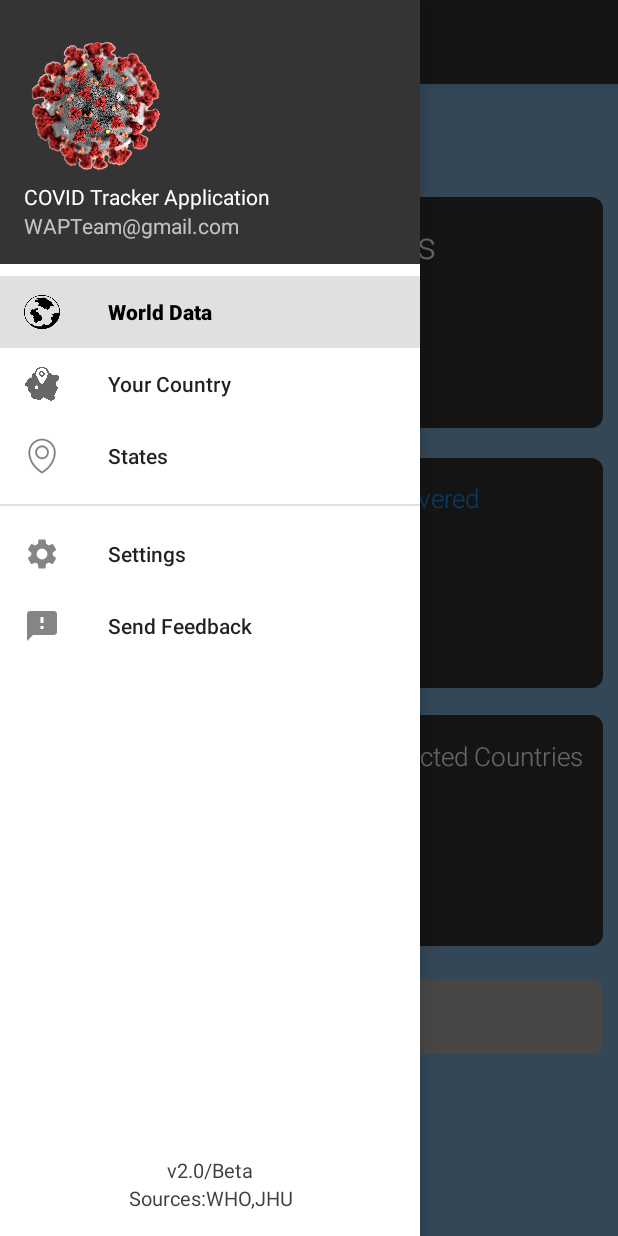
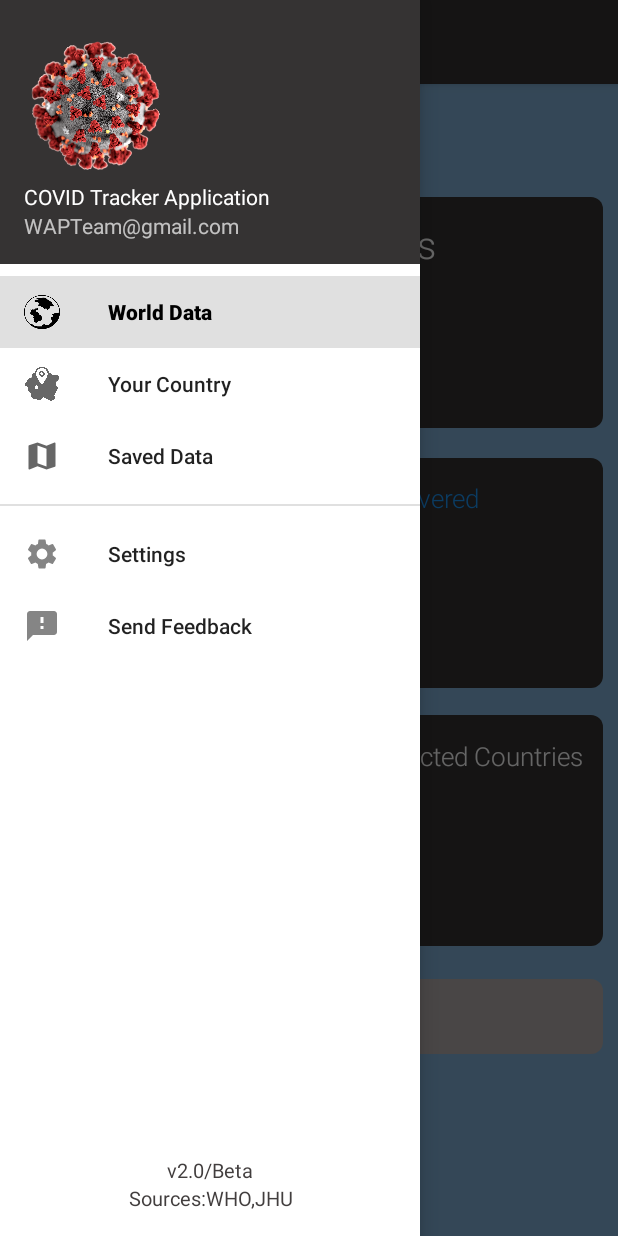
Before and after one commit to TsidAznar/WAPCENG319, an Android app: the MainActivity screen opened directly, with no data from a screen before it, with the side drawer open, on a phone screen of 412 x 824 dp. Run offline under Robolectric (Android 15) with nearby library versions, the phone set to English and light mode, and no system bars; our stand-ins replace Room's generated code, navigation-ui; Roboto replaces fonts that are not available here.

Commit message:
added tableview for saved data

```diff
--- a/COVIDTRACKER/COVIDTRACKER/src/main/java/com/covidtracker/SettingsFragment.java
+++ b/COVIDTRACKER/COVIDTRACKER/src/main/java/com/covidtracker/SettingsFragment.java
@@ -1,11 +1,14 @@
 package com.covidtracker;
 
+import android.graphics.Color;
 import android.os.Bundle;
 import android.view.LayoutInflater;
 import android.view.View;
 import android.view.ViewGroup;
 
+import androidx.constraintlayout.widget.ConstraintLayout;
 import androidx.fragment.app.Fragment;
+import androidx.preference.CheckBoxPreference;
 
 
 /**
@@ -18,7 +21,6 @@ public class SettingsFragment extends Fragment {
     // the fragment initialization parameters, e.g. ARG_ITEM_NUMBER
     private static final String ARG_PARAM1 = "param1";
     private static final String ARG_PARAM2 = "param2";
-
     //
     private String mParam1;
     private String mParam2;
@@ -57,7 +59,12 @@ public class SettingsFragment extends Fragment {
     @Override
     public View onCreateView(LayoutInflater inflater, ViewGroup container,
                              Bundle savedInstanceState) {
+        final View view = inflater.inflate(R.layout.settings_activity, container, false);
         // Inflate the layout for this fragment
         return inflater.inflate(R.layout.fragment_settings, container, false);
+
+
+
+                }
+
     }
-}
--- a/COVIDTRACKER/COVIDTRACKER/src/main/res/menu/activity_main_drawer.xml
+++ b/COVIDTRACKER/COVIDTRACKER/src/main/res/menu/activity_main_drawer.xml
@@ -9,20 +9,24 @@
             android:icon="@drawable/globe"
             android:title="@string/world_data" />
 
-        <!--Table view of stored data.
+
+
+        <item
+            android:id="@+id/nav_yourrealcountry"
+            android:icon="@drawable/country"
+            android:title="@string/your_real_country" />
+
+        <!--Table view of stored data. -->
         <item
             android:id="@+id/nav_yourcountry"
             android:icon="@drawable/ic_map_black_24dp"
             android:title="@string/your_country" />
-        -->
-        <item
-            android:id="@+id/nav_yourrealcountry"
-            android:icon="@drawable/country"
-            android:title="@string/your_real_country" />
+        <!--
         <item
             android:id="@+id/nav_yourstate"
             android:icon="@drawable/region"
             android:title="States" />
+            -->
     </group>
 
     <group
--- a/COVIDTRACKER/COVIDTRACKER/src/main/res/values/strings.xml
+++ b/COVIDTRACKER/COVIDTRACKER/src/main/res/values/strings.xml
@@ -26,7 +26,7 @@
     <string name="trackcorona2020">COVID-19 Tracker Application</string>
     <string name="covid_19_worldwide_statistics">COVID-19 Worldwide Statistics</string>
     <string name="world_data">World Data</string>
-    <string name="your_country">Countries</string>
+    <string name="your_country">Saved Data</string>
     <string name="your_state">United States</string>
     <string name="active_cases">Active Cases</string>
     <string name="recoveredName">Recovered</string>
```
Also changed, not shown: 1 other file.
